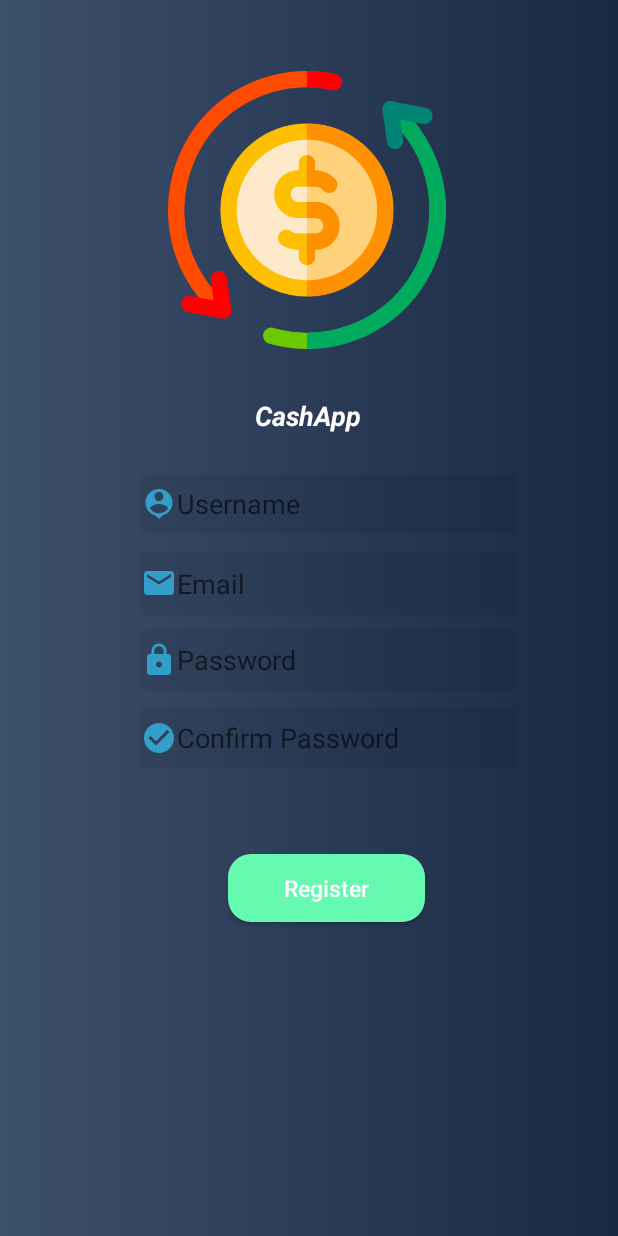
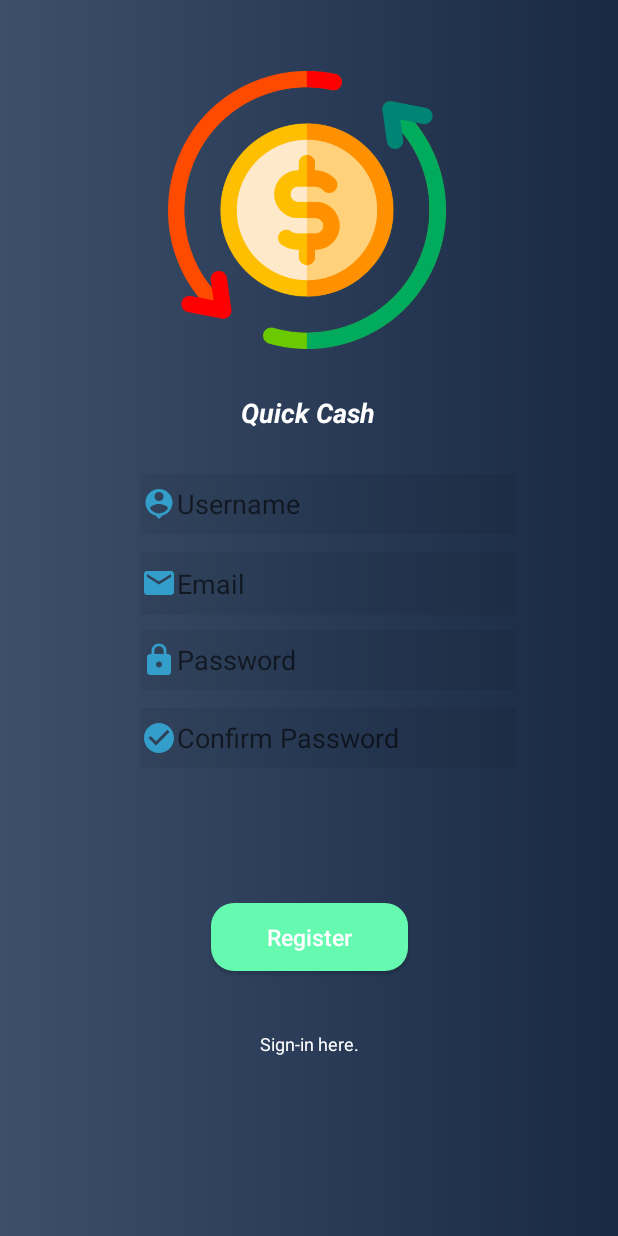
Before and after one commit to aarongratto/QuickCash, an Android app: the layout registration.xml on its own in the app's theme, with its tools: preview values and no code run, on a phone screen of 412 x 824 dp. Run offline under Robolectric (Android 15) with nearby library versions, the phone set to English and light mode, and no system bars.

Commit message:
Registration page UI

```diff
--- a/app/src/main/res/layout/activity_main.xml
+++ b/app/src/main/res/layout/activity_main.xml
@@ -78,10 +78,10 @@
 
     <TextView
         android:id="@+id/textView"
-        android:layout_width="80dp"
+        android:layout_width="96dp"
         android:layout_height="29dp"
         android:forceDarkAllowed="true"
-        android:text="CashApp"
+        android:text="Quick Cash"
         android:textAlignment="center"
         android:textAllCaps="false"
         android:textColor="#ffff"
--- a/app/src/main/res/layout/registration.xml
+++ b/app/src/main/res/layout/registration.xml
@@ -100,10 +100,10 @@
 
     <TextView
         android:id="@+id/textView"
-        android:layout_width="80dp"
+        android:layout_width="96dp"
         android:layout_height="29dp"
         android:forceDarkAllowed="true"
-        android:text="CashApp"
+        android:text="Quick Cash"
         android:textAlignment="center"
         android:textAllCaps="false"
         android:textColor="#ffff"
@@ -116,7 +116,7 @@
         app:layout_constraintHorizontal_bias="0.498"
         app:layout_constraintStart_toStartOf="parent"
         app:layout_constraintTop_toTopOf="@+id/imageView5"
-        app:layout_constraintVertical_bias="0.912" />
+        app:layout_constraintVertical_bias="0.902" />
 
     <Button
         android:id="@+id/button2"
@@ -129,9 +129,22 @@
         android:textSize="15dp"
         app:layout_constraintBottom_toBottomOf="parent"
         app:layout_constraintEnd_toEndOf="parent"
-        app:layout_constraintHorizontal_bias="0.541"
         app:layout_constraintStart_toStartOf="parent"
         app:layout_constraintTop_toBottomOf="@+id/imageView5"
-        app:layout_constraintVertical_bias="0.612" />
+        app:layout_constraintVertical_bias="0.672" />
+
+    <TextView
+        android:id="@+id/textView2"
+        android:layout_width="wrap_content"
+        android:layout_height="wrap_content"
+        android:layout_marginTop="40dp"
+        android:text="Sign-in here."
+        android:textColor="#ffff"
+        android:textSize="12dp"
+        app:layout_constraintBottom_toBottomOf="parent"
+        app:layout_constraintEnd_toEndOf="parent"
+        app:layout_constraintStart_toStartOf="parent"
+        app:layout_constraintTop_toBottomOf="@+id/button2"
+        app:layout_constraintVertical_bias="0.0" />
 
 </androidx.constraintlayout.widget.ConstraintLayout>
```
